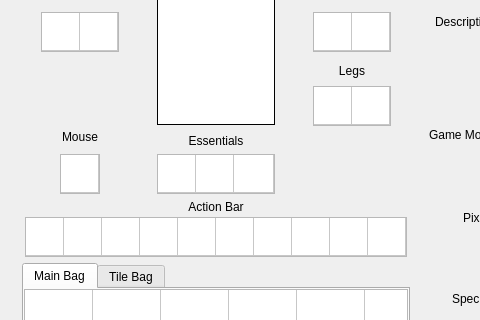
Qt form starcheat/templates/MainWindow.ui (wizzomafizzo/starcheat) before a commit; both pictures show x 0 to 480 and y 119 to 439 of the 780 by 600 pixel window.
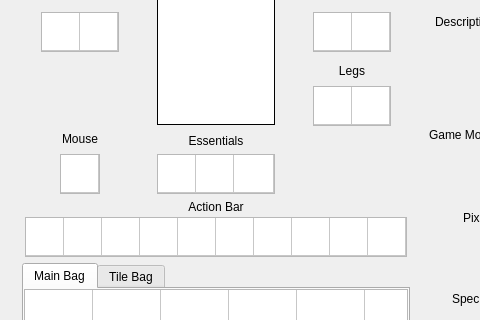
The same form after that commit. Icons and pictures are not drawn.

Commit message:
Add context menu actions for bags
Edit, trash and clear held item. Placeholder for sorting

What changed in the file:
```diff
--- a/starcheat/templates/MainWindow.ui
+++ b/starcheat/templates/MainWindow.ui
@@ -310,6 +310,9 @@
           </item>
           <item row="3" column="1">
            <layout class="QGridLayout" name="gridLayout_4">
+            <property name="verticalSpacing">
+             <number>3</number>
+            </property>
             <item row="0" column="0" colspan="3">
              <widget class="QLabel" name="mouse_label">
               <property name="text">
@@ -327,7 +330,7 @@
               </property>
               <property name="sizeHint" stdset="0">
                <size>
-                <width>5</width>
+                <width>3</width>
                 <height>20</height>
                </size>
               </property>
@@ -434,7 +437,7 @@
               </property>
               <property name="sizeHint" stdset="0">
                <size>
-                <width>5</width>
+                <width>3</width>
                 <height>20</height>
                </size>
               </property>
```
Left out of the diff: 11 changed lines with no effect on the pictures. The commit also changes 2 other files.
